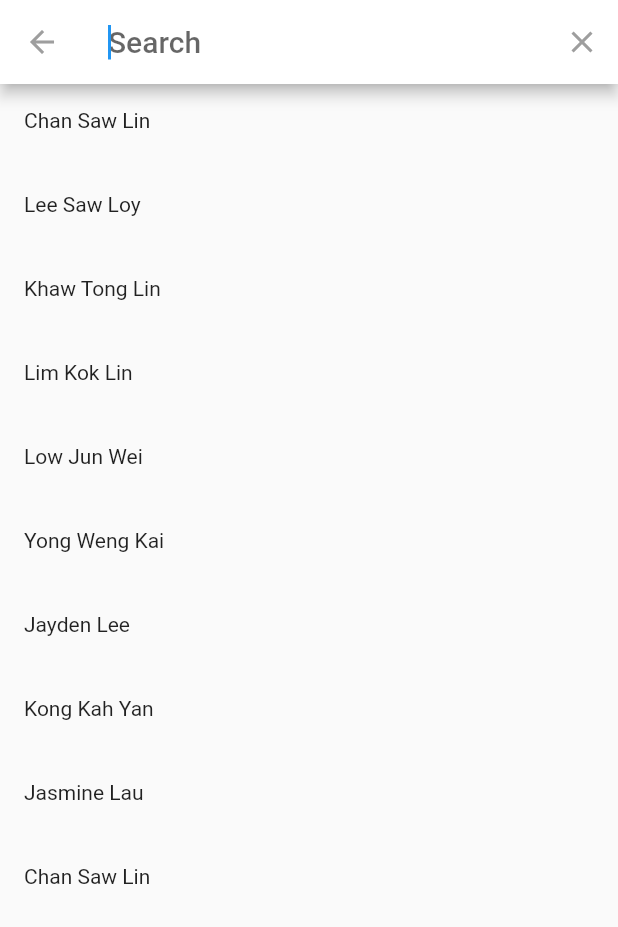
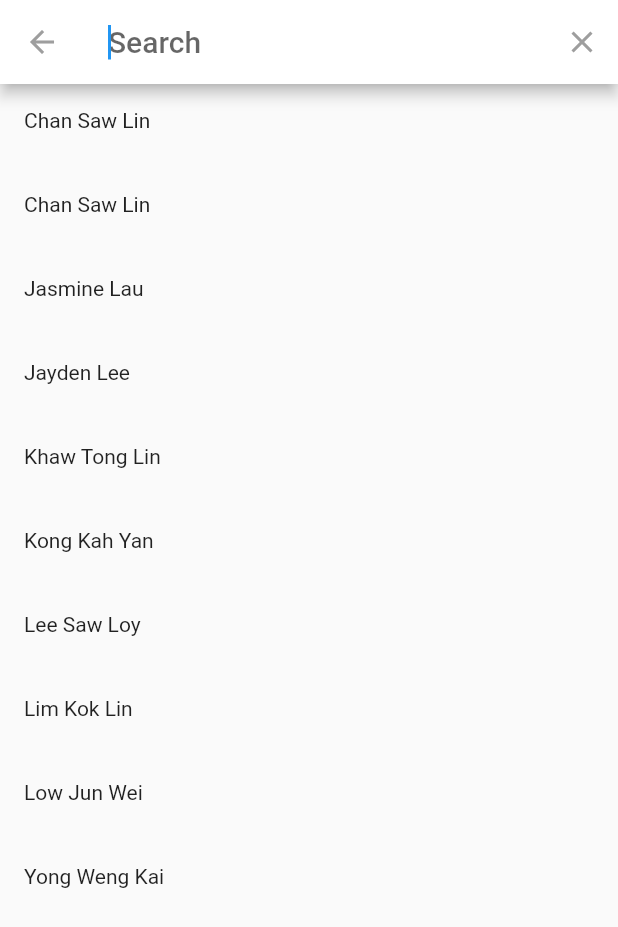
Before and after one commit to Anantharao1998/assessmenttest_vimigo, a Flutter app: the screen it shows after launch, scrolled down 576 dp, after a tap on the "search" icon, on a phone screen of 412 x 824 dp. Shown: the top 927 px of the screen. Run offline on Flutter 3.47's test engine with Material 2 defaults, Android fonts, the phone set to English and light mode, and no system bars.

Commit message:
1. Generated contacts list is in alpha order and user can toggle.

```diff
--- a/lib/Pages/contacts_page.dart
+++ b/lib/Pages/contacts_page.dart
@@ -27,6 +27,10 @@ class _ContactsPageState extends State<ContactsPage> {
   // Extracts username from the list of contacts information
   Future<void> getNames() async {
     debugPrint("Name List extraction initiated.");
+
+    _contacts.sort(
+      (a, b) => a['user'].compareTo(b['user']),
+    );
 
     _contacts
         .map(
@@ -63,13 +67,20 @@ class _ContactsPageState extends State<ContactsPage> {
             IconButton(
               icon: Icon(Icons.search),
               onPressed: () {
-                debugPrint(nameList.toString());
                 showSearch(
                     context: context,
                     delegate: MyCustomDelegate(
                       searchResults: nameList,
                     ));
               },
+            ),
+            IconButton(
+              onPressed: () {
+                setState(() {
+                  _contacts = _contacts.reversed.toList();
+                });
+              },
+              icon: Icon(Icons.sort_by_alpha),
             )
           ],
         ),
```
